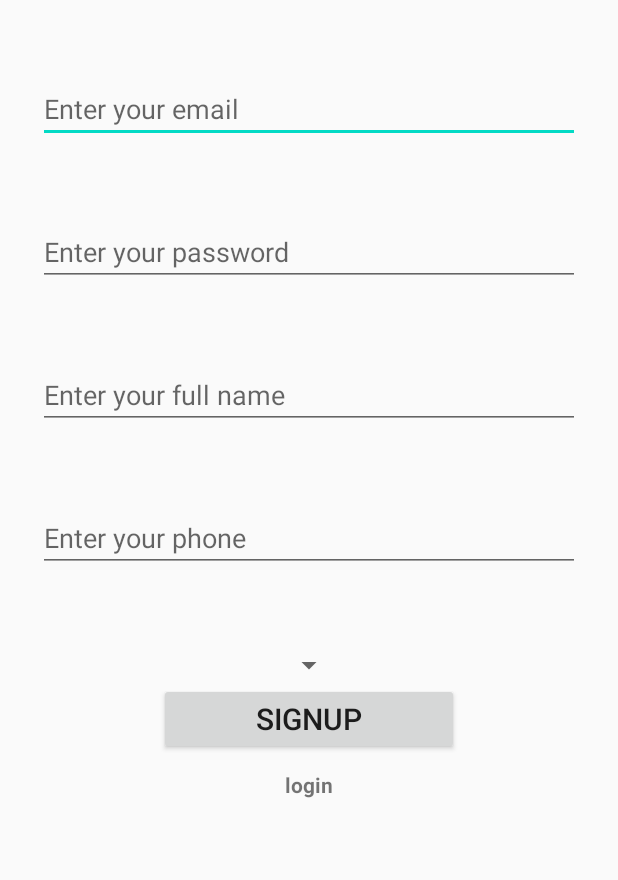
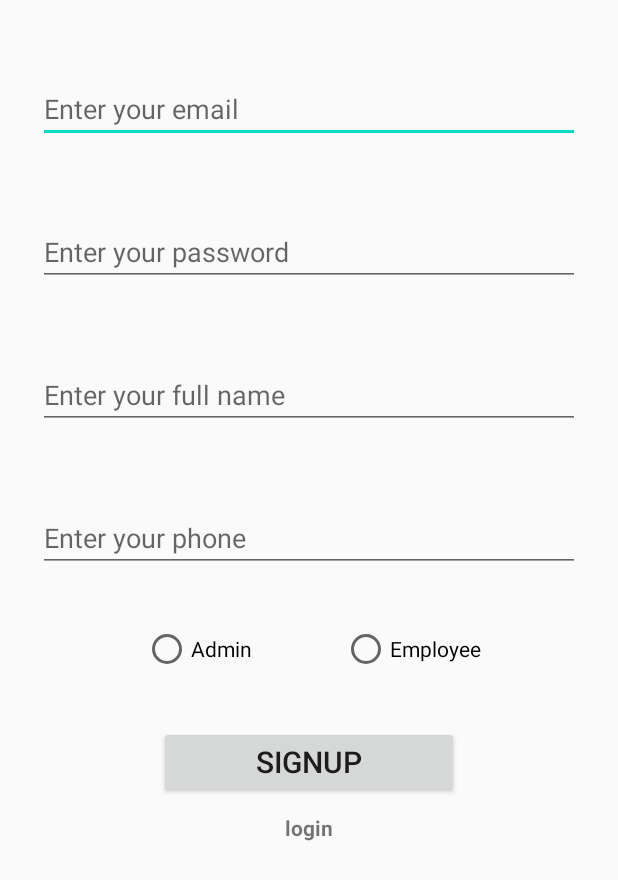
Before and after one commit to AbdelrhmanGouda/Attendance, an Android app: the screen it shows after launch (LoginAndRegisterActivity), after a tap on "sign up", on a phone screen of 412 x 824 dp. Shown: the top 880 px of the screen. Run offline under Robolectric (Android 15) with nearby library versions, the phone set to English and light mode, and no system bars; our stand-ins replace Firebase (no records; nobody signed in at launch, a user with empty details on screens opened directly).

Commit message:
update register and login

```diff
--- a/app/src/main/java/com/example/attendance/activities/LoginAndRegisterActivity.java
+++ b/app/src/main/java/com/example/attendance/activities/LoginAndRegisterActivity.java
@@ -5,11 +5,15 @@ import androidx.appcompat.app.AppCompatActivity;
 import android.content.Intent;
 import android.os.Bundle;
 import android.view.View;
+import android.widget.AdapterView;
 import android.widget.Button;
+import android.widget.CompoundButton;
 import android.widget.EditText;
 import android.widget.RadioButton;
+import android.widget.RadioGroup;
 import android.widget.Spinner;
 import android.widget.TextView;
+import android.widget.Toast;
 
 import com.example.attendance.R;
 import com.example.attendance.model.UserData;
@@ -21,8 +25,12 @@ EditText email,password,phone,name;
 Spinner department;
 Button login,signup;
 RadioButton admin,employee;
+RadioGroup radioGroup;
 TextView textRegister,text,textLogin;
     FirebaseAuth auth;
+    String textType=null;
+    String textDepartment=null;
+
     DatabaseReference reference;
     UserData userData;
 
@@ -40,6 +48,7 @@ TextView textRegister,text,textLogin;
         text=findViewById(R.id.text1);
         textLogin=findViewById(R.id.text_login);
         admin=findViewById(R.id.radio_admin);
+        radioGroup=findViewById(R.id.radio_group);
         employee=findViewById(R.id.radio_employee);
         textRegister=findViewById(R.id.text_signup);
         auth=FirebaseAuth.getInstance();
@@ -68,9 +77,46 @@ TextView textRegister,text,textLogin;
         signup.setOnClickListener(new View.OnClickListener() {
             @Override
             public void onClick(View view) {
+                String textName=name.getText().toString();
+                String textEmail=email.getText().toString();
+                String textPassword=password.getText().toString();
+                String textPhone=phone.getText().toString();
+                String image=null;
+               /* department.setOnItemSelectedListener(new AdapterView.OnItemSelectedListener() {
+                    @Override
+                    public void onItemSelected(AdapterView<?> parent, View view, int position, long id) {
+                        textDepartment=parent.getItemAtPosition(position).toString();
+                    }
+
+                    @Override
+                    public void onNothingSelected(AdapterView<?> parent) {
+
+                    }
+                });
+                */
+                userData=new UserData(textName,textEmail,textPassword,image,textType,textDepartment,textPhone);
+
+                if(admin.isChecked()){
+                    textType=admin.getText().toString();
+                }else if (employee.isChecked()){
+                    textType=employee.getText().toString();
+                }
                 register();
             }
         });
+           employee.setOnCheckedChangeListener(new CompoundButton.OnCheckedChangeListener() {
+               @Override
+               public void onCheckedChanged(CompoundButton buttonView, boolean isChecked) {
+                   if(isChecked){
+                       department.setVisibility(View.VISIBLE);
+
+                   }else {
+                       department.setVisibility(View.GONE);
+
+                   }
+               }
+           });
+
     }
 
 
@@ -96,9 +142,13 @@ TextView textRegister,text,textLogin;
 
         name.setVisibility(View.VISIBLE);
         phone.setVisibility(View.VISIBLE);
-        department.setVisibility(View.VISIBLE);
+
+
         signup.setVisibility(View.VISIBLE);
         textLogin.setVisibility(View.VISIBLE);
+        admin.setVisibility(View.VISIBLE);
+        employee.setVisibility(View.VISIBLE);
+
     }
     private void register() {
 
@@ -107,4 +157,18 @@ TextView textRegister,text,textLogin;
 
     }
 
+    @Override
+    protected void onResume() {
+        super.onResume();
+        if(employee.isChecked()){
+                department.setVisibility(View.VISIBLE);
+                Toast.makeText(this, "hello", Toast.LENGTH_SHORT).show();
+
+        }else if(admin.isChecked()){
+                department.setVisibility(View.GONE);
+                Toast.makeText(this, "no", Toast.LENGTH_SHORT).show();
+
+            };
+
+    }
 }
--- a/app/src/main/res/layout/activity_login_and_register.xml
+++ b/app/src/main/res/layout/activity_login_and_register.xml
@@ -54,24 +54,27 @@
     <RadioGroup
         android:layout_width="match_parent"
         android:layout_height="wrap_content"
+        android:layout_margin="35dp"
         android:layout_below="@id/edit_phone"
+        android:orientation="horizontal"
         android:id="@+id/radio_group"
-        android:visibility="gone"
         >
         <RadioButton
             android:layout_width="wrap_content"
             android:layout_height="wrap_content"
             android:id="@+id/radio_admin"
             android:text="Admin"
+            android:visibility="gone"
             android:layout_marginLeft="60dp"
 
             ></RadioButton>
         <RadioButton
+            android:visibility="gone"
             android:layout_width="wrap_content"
             android:layout_height="wrap_content"
             android:id="@+id/radio_employee"
             android:text="Employee"
-            android:layout_marginLeft="100dp"
+            android:layout_marginLeft="60dp"
 
             ></RadioButton>
 
@@ -79,9 +82,10 @@
     <Spinner
         android:layout_width="wrap_content"
         android:layout_height="wrap_content"
-        android:layout_below="@id/edit_phone"
+        android:layout_below="@id/radio_group"
         android:layout_centerHorizontal="true"
         android:layout_marginTop="50dp"
+        android:layout_marginBottom="30dp"
         android:id="@+id/spinner_depart"
         android:visibility="gone"
         ></Spinner>
```
Also changed, not shown: 2 other files.
